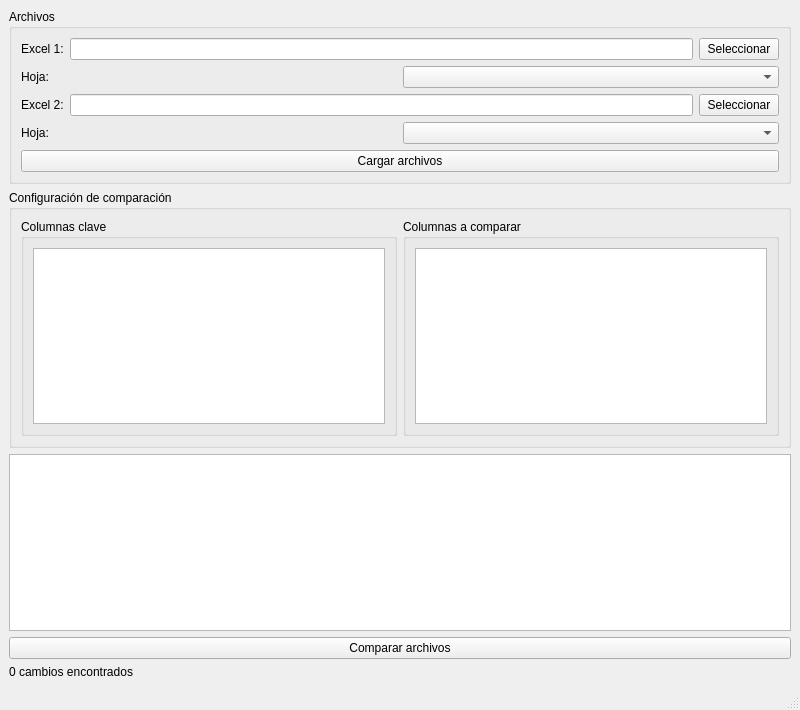
Old version of the form src/ui/main_window.ui in the repository CristinaCG/ComparadorExcel.
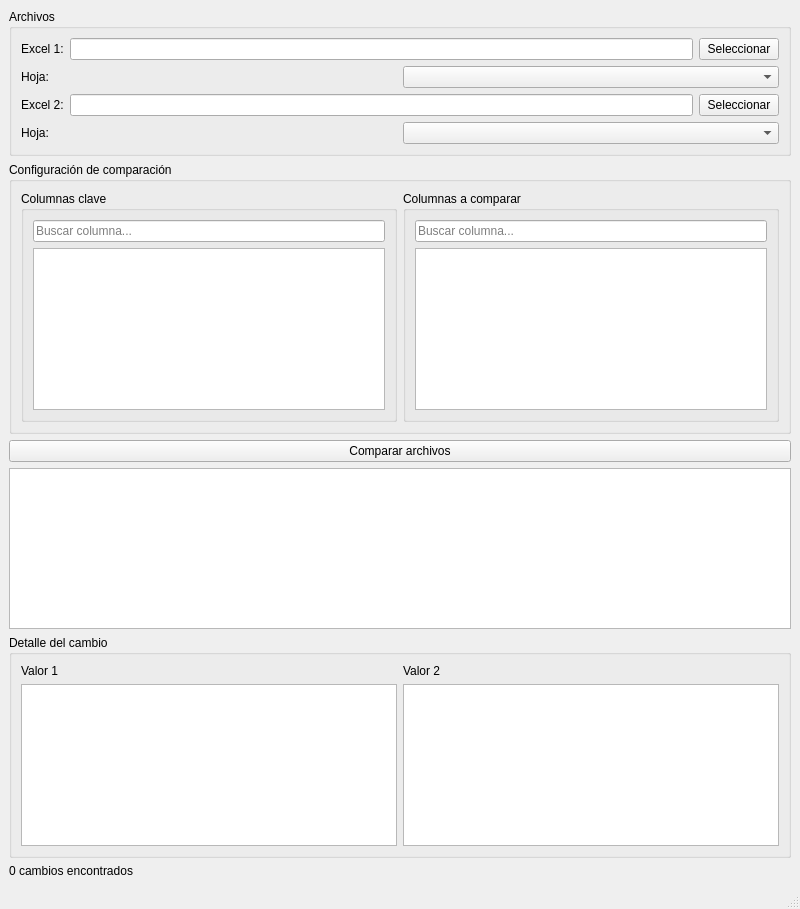
New version of the form.

```diff
--- a/src/ui/main_window.ui
+++ b/src/ui/main_window.ui
@@ -7,7 +7,7 @@
     <x>0</x>
     <y>0</y>
     <width>800</width>
-    <height>710</height>
+    <height>909</height>
    </rect>
   </property>
   <property name="minimumSize">
@@ -111,13 +111,6 @@
            </item>
           </layout>
          </item>
-         <item>
-          <widget class="QPushButton" name="pushButtonCargar">
-           <property name="text">
-            <string>Cargar archivos</string>
-           </property>
-          </widget>
-         </item>
         </layout>
        </item>
       </layout>
@@ -136,11 +129,22 @@
          </property>
          <layout class="QHBoxLayout" name="horizontalLayout_7">
           <item>
-           <widget class="QListWidget" name="listaColumnasClave">
-            <property name="selectionMode">
-             <enum>QAbstractItemView::SelectionMode::MultiSelection</enum>
-            </property>
-           </widget>
+           <layout class="QVBoxLayout" name="verticalLayout_5">
+            <item>
+             <widget class="QLineEdit" name="lineEditBuscarClave">
+              <property name="placeholderText">
+               <string>Buscar columna...</string>
+              </property>
+             </widget>
+            </item>
+            <item>
+             <widget class="QListWidget" name="listaColumnasClave">
+              <property name="selectionMode">
+               <enum>QAbstractItemView::MultiSelection</enum>
+              </property>
+             </widget>
+            </item>
+           </layout>
           </item>
          </layout>
         </widget>
@@ -152,11 +156,22 @@
          </property>
          <layout class="QHBoxLayout" name="horizontalLayout_8">
           <item>
-           <widget class="QListWidget" name="listaColumnasComparar">
-            <property name="selectionMode">
-             <enum>QAbstractItemView::SelectionMode::MultiSelection</enum>
-            </property>
-           </widget>
+           <layout class="QVBoxLayout" name="verticalLayout_6">
+            <item>
+             <widget class="QLineEdit" name="lineEditBuscarComparar">
+              <property name="placeholderText">
+               <string>Buscar columna...</string>
+              </property>
+             </widget>
+            </item>
+            <item>
+             <widget class="QListWidget" name="listaColumnasComparar">
+              <property name="selectionMode">
+               <enum>QAbstractItemView::MultiSelection</enum>
+              </property>
+             </widget>
+            </item>
+           </layout>
           </item>
          </layout>
         </widget>
@@ -167,8 +182,27 @@
       </layout>
      </widget>
     </item>
+    <item>
+     <widget class="QPushButton" name="pushButtonComparar">
+      <property name="text">
+       <string>Comparar archivos</string>
+      </property>
+     </widget>
+    </item>
     <item>
      <widget class="QTableView" name="tableViewCambios">
+      <property name="sizePolicy">
+       <sizepolicy hsizetype="Minimum" vsizetype="Minimum">
+        <horstretch>0</horstretch>
+        <verstretch>0</verstretch>
+       </sizepolicy>
+      </property>
+      <property name="minimumSize">
+       <size>
+        <width>0</width>
+        <height>100</height>
+       </size>
+      </property>
       <attribute name="horizontalHeaderStretchLastSection">
        <bool>true</bool>
       </attribute>
@@ -178,10 +212,60 @@
      </widget>
     </item>
     <item>
-     <widget class="QPushButton" name="pushButtonComparar">
-      <property name="text">
-       <string>Comparar archivos</string>
+     <widget class="QGroupBox" name="groupBoxDetalle">
+      <property name="sizePolicy">
+       <sizepolicy hsizetype="Maximum" vsizetype="Minimum">
+        <horstretch>0</horstretch>
+        <verstretch>0</verstretch>
+       </sizepolicy>
       </property>
+      <property name="minimumSize">
+       <size>
+        <width>782</width>
+        <height>100</height>
+       </size>
+      </property>
+      <property name="title">
+       <string>Detalle del cambio</string>
+      </property>
+      <layout class="QHBoxLayout" name="horizontalLayout_9">
+       <item>
+        <layout class="QVBoxLayout" name="verticalLayout_4">
+         <item>
+          <widget class="QLabel" name="labelValor1">
+           <property name="text">
+            <string>Valor 1</string>
+           </property>
+          </widget>
+         </item>
+         <item>
+          <widget class="QTextEdit" name="textEditValor1">
+           <property name="readOnly">
+            <bool>true</bool>
+           </property>
+          </widget>
+         </item>
+        </layout>
+       </item>
+       <item>
+        <layout class="QVBoxLayout" name="verticalLayout_3">
+         <item>
+          <widget class="QLabel" name="labelValor2">
+           <property name="text">
+            <string>Valor 2</string>
+           </property>
+          </widget>
+         </item>
+         <item>
+          <widget class="QTextEdit" name="textEditValor2">
+           <property name="readOnly">
+            <bool>true</bool>
+           </property>
+          </widget>
+         </item>
+        </layout>
+       </item>
+      </layout>
      </widget>
     </item>
     <item>
```
Left out of the diff: 7 changed lines with no effect on the pictures.
